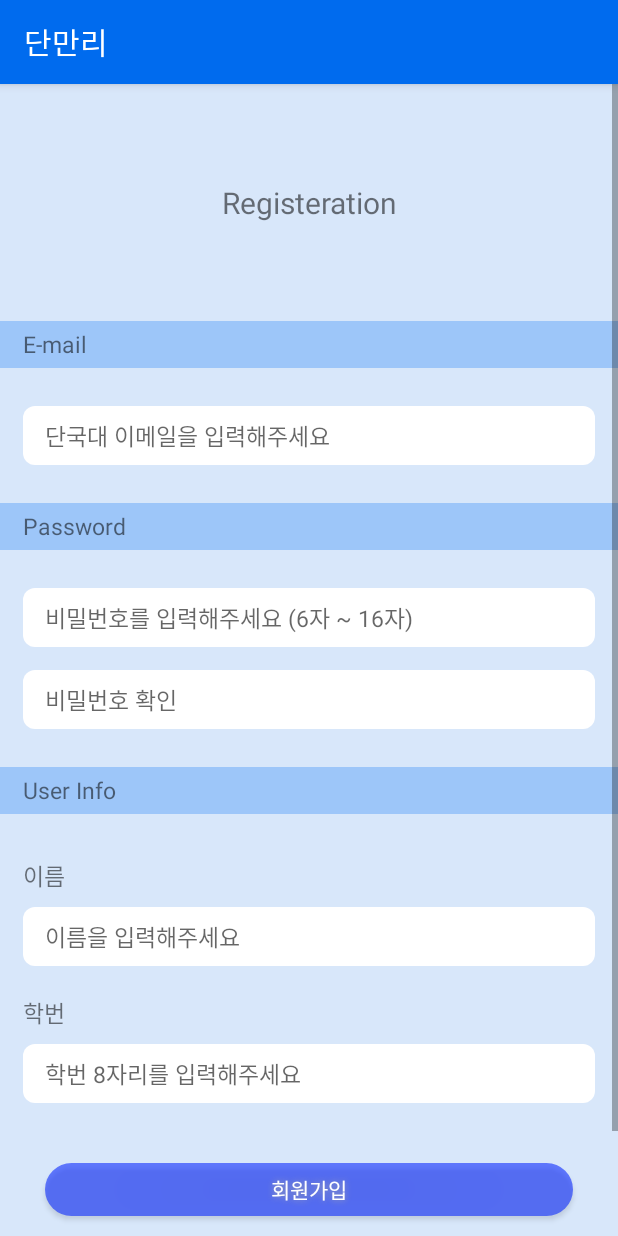
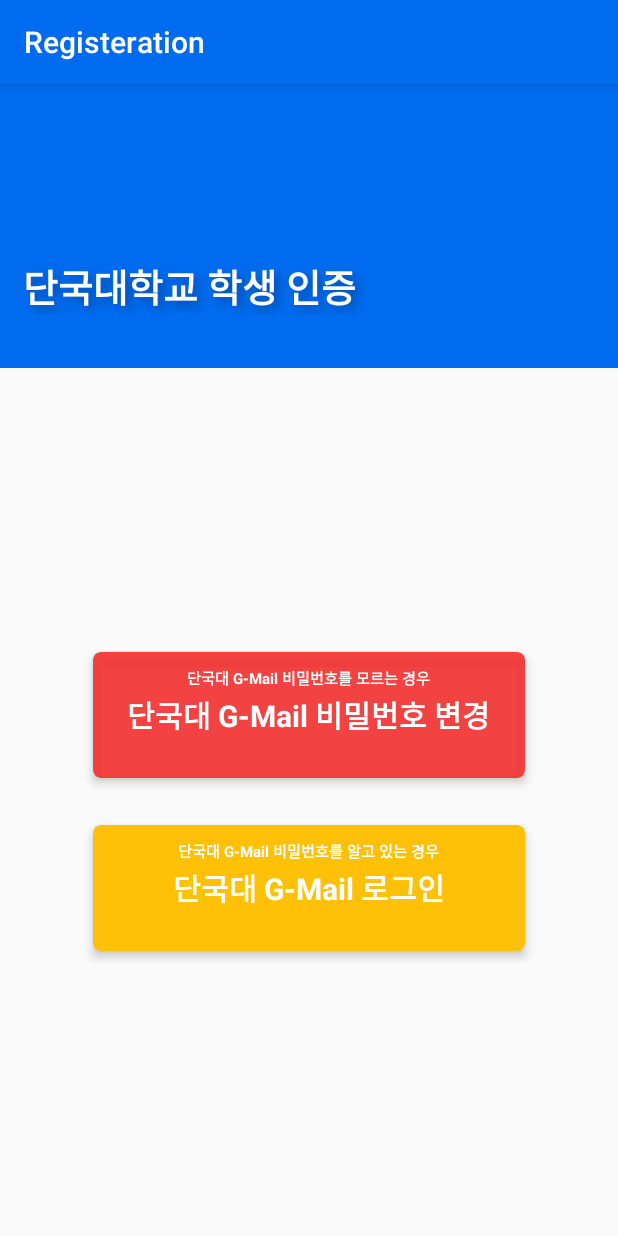
Before and after one commit to YellowC-137/DanManri, an Android app: the LoginActivity screen opened directly, with no data from a screen before it, after a tap on "회원가입", on a phone screen of 412 x 824 dp. Run offline under Robolectric (Android 15) with nearby library versions, the phone set to English and light mode, and no system bars; our stand-ins replace Firebase (no records; nobody signed in at launch, a user with empty details on screens opened directly); 1 statement that could not run was skipped.

Commit message:
회원가입 제작 중

```diff
--- a/DKU_L&F/DKU_LF/app/build.gradle
+++ b/DKU_L&F/DKU_LF/app/build.gradle
@@ -28,6 +28,7 @@ android {
 
 dependencies {
     implementation fileTree(dir: "libs", include: ["*.jar"])
+    implementation platform('com.google.firebase:firebase-bom:26.0.0')
     implementation 'androidx.appcompat:appcompat:1.2.0'
    // implementation 'androidx.recyclerview:recyclerview:1.2.0'
     implementation 'androidx.constraintlayout:constraintlayout:2.0.4'
@@ -37,12 +38,14 @@ dependencies {
     implementation 'androidx.navigation:navigation-ui:2.3.1'
     implementation 'androidx.lifecycle:lifecycle-extensions:2.2.0'
     implementation 'com.google.firebase:firebase-auth:20.0.1'
+    implementation 'com.firebaseui:firebase-ui-auth:4.2.1'
     implementation 'com.google.android.gms:play-services-maps:17.0.0'
     implementation 'com.google.firebase:firebase-storage:19.2.0'
     implementation 'com.google.firebase:firebase-database:19.5.1'
     implementation 'com.google.firebase:firebase-analytics:18.0.0'
     implementation 'androidx.legacy:legacy-support-v4:1.0.0'
     implementation 'com.google.firebase:firebase-firestore:22.0.0'
+    implementation 'com.google.firebase:firebase-core:18.0.0'
     implementation 'androidx.work:work-runtime:2.4.0'
     implementation 'androidx.recyclerview:recyclerview:1.1.0'
     implementation 'com.google.firebase:firebase-config:20.0.1'
--- a/DKU_L&F/DKU_LF/app/src/main/AndroidManifest.xml
+++ b/DKU_L&F/DKU_LF/app/src/main/AndroidManifest.xml
@@ -16,12 +16,15 @@
 
     <application
         android:name=".database.UserAppliaction"
+        android:usesCleartextTraffic="true"
         android:allowBackup="true"
         android:icon="@mipmap/splashicon"
         android:label="@string/app_name"
         android:roundIcon="@mipmap/splashicon_round"
         android:supportsRtl="true"
         android:theme="@style/AppTheme">
+        <activity android:name=".ui.registeration.ResetGmailActivity"></activity>
+        <activity android:name=".ui.registeration.AuthenticationActivity" />
         <activity android:name=".ui.chat.MessageActivity" />
         <activity android:name=".SplashActivity">
             <intent-filter>
@@ -62,7 +65,7 @@
         <activity
             android:name=".HomeActivity"
             android:label="@string/title_activity_home" />
-        <activity android:name=".RegActivity" />
+        <activity android:name=".ui.registeration.RegActivity" />
         <activity android:name=".LoginActivity" />
         <activity android:name=".CameraActivity" />
     </application>
--- a/DKU_L&F/DKU_LF/app/src/main/java/com/example/dku_lf/LoginActivity.java
+++ b/DKU_L&F/DKU_LF/app/src/main/java/com/example/dku_lf/LoginActivity.java
@@ -11,26 +11,17 @@ import android.widget.EditText;
 import android.widget.ProgressBar;
 import android.widget.Toast;
 
-import com.example.dku_lf.database.FirebaseID;
 import com.example.dku_lf.database.UserAppliaction;
-import com.example.dku_lf.ui.home.found.FoundPostActivity;
+import com.example.dku_lf.ui.registeration.AuthenticationActivity;
+import com.example.dku_lf.ui.registeration.RegActivity;
 import com.google.android.gms.tasks.OnCompleteListener;
 import com.google.android.gms.tasks.Task;
 import com.google.firebase.auth.AuthResult;
 import com.google.firebase.auth.FirebaseAuth;
 import com.google.firebase.auth.FirebaseUser;
 import com.google.firebase.database.FirebaseDatabase;
-import com.google.firebase.firestore.CollectionReference;
-import com.google.firebase.firestore.DocumentReference;
 import com.google.firebase.firestore.DocumentSnapshot;
 import com.google.firebase.firestore.FirebaseFirestore;
-import com.google.firebase.firestore.Query;
-import com.google.firebase.firestore.QuerySnapshot;
-import com.google.firebase.firestore.Source;
-import com.squareup.okhttp.internal.DiskLruCache;
-
-import java.util.Arrays;
-import java.util.Map;
 
 public class LoginActivity extends AppCompatActivity {
     private static final String TAG = "LoginActivity";
@@ -115,7 +106,7 @@ public class LoginActivity extends AppCompatActivity {
         BtntoReg.setOnClickListener(new View.OnClickListener() {
             @Override
             public void onClick(View v) {
-                Intent to_reg = new Intent(LoginActivity.this,RegActivity.class);
+                Intent to_reg = new Intent(LoginActivity.this, AuthenticationActivity.class);
                 startActivity(to_reg);
             }
         });
--- /dev/null
+++ b/DKU_L&F/DKU_LF/app/src/main/java/com/example/dku_lf/ui/registeration/AuthenticationActivity.java
@@ -0,0 +1,110 @@
+package com.example.dku_lf.ui.registeration;
+
+import androidx.annotation.NonNull;
+import androidx.annotation.Nullable;
+import androidx.appcompat.app.AppCompatActivity;
+import androidx.cardview.widget.CardView;
+
+import android.content.Intent;
+import android.os.Bundle;
+import android.util.Log;
+import android.view.View;
+import android.widget.Toast;
+
+import com.example.dku_lf.R;
+import com.google.android.gms.auth.api.Auth;
+import com.google.android.gms.auth.api.signin.GoogleSignInAccount;
+import com.google.android.gms.auth.api.signin.GoogleSignInOptions;
+import com.google.android.gms.auth.api.signin.GoogleSignInResult;
+import com.google.android.gms.common.ConnectionResult;
+import com.google.android.gms.common.api.GoogleApiClient;
+import com.google.android.gms.tasks.OnCompleteListener;
+import com.google.android.gms.tasks.Task;
+import com.google.firebase.auth.AuthCredential;
+import com.google.firebase.auth.AuthResult;
+import com.google.firebase.auth.FirebaseAuth;
+import com.google.firebase.auth.FirebaseUser;
+import com.google.firebase.auth.GoogleAuthCredential;
+import com.google.firebase.auth.GoogleAuthProvider;
+
+public class AuthenticationActivity extends AppCompatActivity implements GoogleApiClient.OnConnectionFailedListener {
+
+    private CardView reset_button, start_button;
+    private GoogleApiClient googleApiClient;
+    private FirebaseAuth auth;
+    private static final int REQ_SIGN_GOOGLE = 100; // 구글 결과 코드
+
+    @Override
+    protected void onCreate(Bundle savedInstanceState) {
+        super.onCreate(savedInstanceState);
+        setTitle("Registeration");
+        setContentView(R.layout.activity_authentication);
+
+        reset_button = (CardView)findViewById(R.id.reset_card);
+        start_button = (CardView)findViewById(R.id.start_card);
+
+        reset_button.setOnClickListener(new View.OnClickListener() {
+            @Override
+            public void onClick(View v) {
+                Intent intent = new Intent(AuthenticationActivity.this, ResetGmailActivity.class);
+                startActivity(intent);
+            }
+        });
+
+        GoogleSignInOptions googleSignInOptions = new GoogleSignInOptions.Builder(GoogleSignInOptions.DEFAULT_SIGN_IN)
+                .requestIdToken(getString(R.string.default_web_client_id))
+                .requestEmail()
+                .build();
+
+        googleApiClient = new GoogleApiClient.Builder(this)
+                .enableAutoManage(this, this)
+                .addApi(Auth.GOOGLE_SIGN_IN_API, googleSignInOptions)
+                .build();
+
+        auth = FirebaseAuth.getInstance();
+
+        start_button.setOnClickListener(new View.OnClickListener() {
+            @Override
+            public void onClick(View v) {
+                Intent intent = Auth.GoogleSignInApi.getSignInIntent(googleApiClient);
+                startActivityForResult(intent, REQ_SIGN_GOOGLE);
+            }
+        });
+    }
+
+    @Override
+    protected void onActivityResult(int requestCode, int resultCode, @Nullable Intent data) { // 구글 로그인 인증을 요청했을 때 결과 값을 돌려 받는 곳
+        super.onActivityResult(requestCode, resultCode, data);
+
+        if(requestCode == REQ_SIGN_GOOGLE){
+            GoogleSignInResult result = Auth.GoogleSignInApi.getSignInResultFromIntent(data);
+
+            if(result.isSuccess() == true){ // 인증 결과가 성공적이면
+                GoogleSignInAccount account = result.getSignInAccount();
+                Toast.makeText(this, "인증에 성공하였습니다.", Toast.LENGTH_SHORT).show();
+                requestLogin(account);
+            }
+
+        }
+    }
+
+    private void requestLogin(GoogleSignInAccount account) {
+        AuthCredential credential = GoogleAuthProvider.getCredential(account.getIdToken(), null);
+        auth.signInWithCredential(credential)
+                .addOnCompleteListener(new OnCompleteListener<AuthResult>() {
+                    @Override
+                    public void onComplete(@NonNull Task<AuthResult> task) {
+                        if(task.isSuccessful())
+                            Toast.makeText(AuthenticationActivity.this, "성공", Toast.LENGTH_SHORT).show();
+                    }
+                });
+
+    }
+
+
+    @Override
+    public void onConnectionFailed(@NonNull ConnectionResult connectionResult) {
+        Toast.makeText(this, "연결 실패", Toast.LENGTH_SHORT).show();
+
+    }
+}
--- /dev/null
+++ b/DKU_L&F/DKU_LF/app/src/main/res/layout/activity_authentication.xml
@@ -0,0 +1,132 @@
+<?xml version="1.0" encoding="utf-8"?>
+<LinearLayout xmlns:android="http://schemas.android.com/apk/res/android"
+    xmlns:app="http://schemas.android.com/apk/res-auto"
+    xmlns:tools="http://schemas.android.com/tools"
+    android:layout_width="match_parent"
+    android:layout_height="match_parent"
+    android:orientation="vertical"
+    tools:context=".ui.registeration.AuthenticationActivity">
+
+    <LinearLayout
+        android:id="@+id/linearLayout2"
+        android:layout_width="match_parent"
+        android:layout_height="wrap_content"
+        android:background="@color/colorPrimary"
+        android:orientation="vertical">
+
+        <LinearLayout
+            android:layout_width="match_parent"
+            android:layout_height="wrap_content"
+            android:layout_margin="15dp"
+            android:orientation="vertical">
+
+            <TextView
+                android:id="@+id/textView"
+                android:layout_width="match_parent"
+                android:layout_height="wrap_content"
+                android:layout_marginTop="100dp"
+                android:shadowColor="#4B000000"
+                android:shadowDx="5"
+                android:shadowDy="5"
+                android:shadowRadius="7"
+                android:text="단국대학교 학생 인증"
+                android:textColor="@color/colorWhite"
+                android:textSize="25dp"
+                android:textStyle="bold"
+                android:layout_marginBottom="20dp"/>
+
+        </LinearLayout>
+
+    </LinearLayout>
+
+    <RelativeLayout
+        android:layout_width="match_parent"
+        android:layout_height="match_parent">
+
+        <LinearLayout
+            android:layout_width="300dp"
+            android:layout_height="215dp"
+            android:layout_centerInParent="true"
+            android:orientation="vertical">
+
+            <androidx.cardview.widget.CardView
+                android:id="@+id/reset_card"
+                android:layout_width="match_parent"
+                android:layout_height="100dp"
+                app:cardBackgroundColor="@color/colorCancel"
+                app:cardCornerRadius="5dp"
+                app:cardElevation="4dp"
+                app:cardPreventCornerOverlap="true"
+                app:cardUseCompatPadding="true"
+                >
+
+                <RelativeLayout
+                    android:layout_width="match_parent"
+                    android:layout_height="match_parent">
+
+                    <TextView
+                        android:id="@+id/change_main"
+                        android:layout_width="wrap_content"
+                        android:layout_height="wrap_content"
+                        android:layout_centerInParent="true"
+                        android:text="단국대 G-Mail 비밀번호 변경"
+                        android:textColor="@color/colorWhite"
+                        android:textSize="20dp"
+                        android:textStyle="bold" />
+
+                    <TextView
+                        android:id="@+id/change_sub"
+                        android:layout_width="wrap_content"
+                        android:layout_height="wrap_content"
+                        android:layout_centerInParent="true"
+                        android:paddingBottom="50dp"
+                        android:text="단국대 G-Mail 비밀번호를 모르는 경우"
+                        android:textColor="@color/colorWhite"
+                        android:textSize="10dp"
+                        android:textStyle="bold" />
+
+                </RelativeLayout>
+
+            </androidx.cardview.widget.CardView>
+
+            <androidx.cardview.widget.CardView
+                android:id="@+id/start_card"
+                android:layout_width="match_parent"
+                android:layout_height="100dp"
+                android:layout_marginTop="15dp"
+                app:cardBackgroundColor="@color/colorAccent"
+                app:cardCornerRadius="5dp"
+                app:cardElevation="4dp"
+                app:cardPreventCornerOverlap="true"
+                app:cardUseCompatPadding="true">
+
+                <RelativeLayout
+                    android:layout_width="match_parent"
+                    android:layout_height="match_parent">
+
+                    <TextView
+                        android:id="@+id/go_main"
+                        android:layout_width="wrap_content"
+                        android:layout_height="wrap_content"
+                        android:layout_centerInParent="true"
+                        android:text="단국대 G-Mail 로그인"
+                        android:textColor="@color/colorWhite"
+                        android:textSize="20dp"
+                        android:textStyle="bold" />
+
+                    <TextView
+                        android:id="@+id/go_sub"
+                        android:layout_width="wrap_content"
+                        android:layout_height="wrap_content"
+                        android:layout_centerInParent="true"
+                        android:paddingBottom="50dp"
+                        android:text="단국대 G-Mail 비밀번호를 알고 있는 경우"
+                        android:textColor="@color/colorWhite"
+                        android:textSize="10dp"
+                        android:textStyle="bold" />
+                </RelativeLayout>
+            </androidx.cardview.widget.CardView>
+        </LinearLayout>
+    </RelativeLayout>
+
+</LinearLayout>
--- a/DKU_L&F/DKU_LF/app/src/main/res/values/colors.xml
+++ b/DKU_L&F/DKU_LF/app/src/main/res/values/colors.xml
@@ -6,4 +6,5 @@
     <color name="colorWhite">#FFFFFF</color>
     <color name="colorDivider">#ECECEC</color>
     <color name="colorRegister">#46036FF4</color>
+    <color name="colorCancel">#E4F32D2D</color>
 </resources>
--- a/DKU_L&F/DKU_LF/app/src/main/res/values/strings.xml
+++ b/DKU_L&F/DKU_LF/app/src/main/res/values/strings.xml
@@ -129,4 +129,5 @@
     <!-- TODO: Remove or change this placeholder text -->
     <string name="hello_blank_fragment">Hello blank fragment</string>
     <string name="title_activity_location">Location</string>
+    <string name="title_activity_setting_fragment">SettingFragment</string>
 </resources>
--- a/DKU_LF 11.23/app/src/main/java/com/example/dku_lf/KeywordBack.java
+++ b/DKU_LF 11.23/app/src/main/java/com/example/dku_lf/KeywordBack.java
@@ -106,7 +106,7 @@ public class KeywordBack extends Service {
 
 
     @Override
-    public int onStartCommand(Intent intent, int flags, int startId){
+    public int onStartCommand(Intent intent, int flags, final int startId){
 
         Log.w(TAG, "서비스 실행 중...");
 
@@ -130,7 +130,7 @@ public class KeywordBack extends Service {
 
                 if(snapshot.getMetadata().isFromCache() == false){
                     Log.w(TAG, "키워드에 변동이 있었습니다. 서비스를 재시작합니다.");
-                    stopSelf();
+                    stopSelf(startId);
                 }
             }
         }); // 자신의 keyword document가 변동될 경우 String List words에 변경된 키워드를 실시간으로 받는다.
@@ -148,7 +148,7 @@ public class KeywordBack extends Service {
 
                         if(meta.hasPendingWrites() == true){ // 로컬에서 쓰여진 거면 서비스 강제 종료
                             Log.w(TAG, "서비스 종료");
-                            stopSelf();
+                            stopSelf(startId);
                         }
 
                         if( meta.isFromCache() == false && meta.hasPendingWrites() == false){ // 두 번째 실행부터
--- a/DKU_LF 11.23/app/src/main/java/com/example/dku_lf/database/UserAppliaction.java
+++ b/DKU_LF 11.23/app/src/main/java/com/example/dku_lf/database/UserAppliaction.java
@@ -7,6 +7,8 @@ public class UserAppliaction extends Application {
 
     public  static String user_id;
     public  static String user_name;
+    public static String user_number;
+
 
     @Override
     public void onCreate() {
--- a/DKU_LF 11.23/app/src/main/res/layout/activity_chat.xml
+++ b/DKU_LF 11.23/app/src/main/res/layout/activity_chat.xml
@@ -5,7 +5,8 @@
     android:layout_width="match_parent"
     android:layout_height="match_parent"
     android:orientation="vertical"
-    tools:context=".ui.chat.ChatActivity">
+    tools:context=".ui.chat.ChatActivity"
+    >
 
     <Button
         android:layout_width="wrap_content"
```
Also changed, not shown: DKU_L&F/DKU_LF/app/src/main/java/com/example/dku_lf/FoundWritingActivity.java (deleted, +0 -81 lines), DKU_L&F/DKU_LF/app/src/main/java/com/example/dku_lf/LostWritingActivity.java (deleted, +0 -80 lines), DKU_L&F/DKU_LF/app/src/main/java/com/example/dku_lf/ui/registeration/RegActivity.java (renamed from DKU_L&F/DKU_LF/app/src/main/java/com/example/dku_lf/RegActivity.java, +6 -3 lines), DKU_L&F/DKU_LF/app/src/main/java/com/example/dku_lf/ui/registeration/ResetGmailActivity.java (added, +35 -0 lines), DKU_L&F/DKU_LF/app/src/main/res/layout/activity_reset_gmail.xml (added, +15 -0 lines), DKU_L&F/DKU_LF/app/src/main/res/xml/root_preferences.xml (+30 -0 lines), DKU_L&F/DKU_LF/app/src/main/res/xml/default_config.xml (line endings or trailing spaces).
